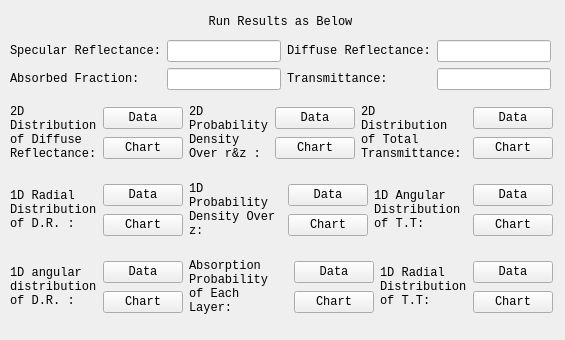
Old version of the form mainwidgets/runresults.ui in the repository SimonCqk/Photon_Propagation_Simulation.
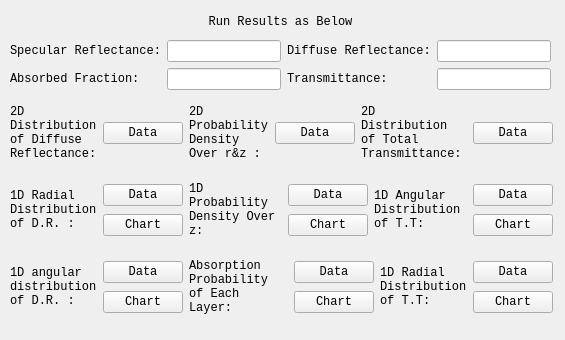
New version of the form.

What changed in the file:
```diff
--- a/mainwidgets/runresults.ui
+++ b/mainwidgets/runresults.ui
@@ -197,18 +197,6 @@
             </property>
            </widget>
           </item>
-          <item>
-           <widget class="QPushButton" name="View_diff_reflect_2d_Chart">
-            <property name="font">
-             <font>
-              <family>Consolas</family>
-             </font>
-            </property>
-            <property name="text">
-             <string>Chart</string>
-            </property>
-           </widget>
-          </item>
          </layout>
         </item>
         <item>
@@ -242,18 +230,6 @@
               </property>
              </widget>
             </item>
-            <item>
-             <widget class="QPushButton" name="View_2D_Prob_rz_Chart">
-              <property name="font">
-               <font>
-                <family>Consolas</family>
-               </font>
-              </property>
-              <property name="text">
-               <string>Chart</string>
-              </property>
-             </widget>
-            </item>
            </layout>
           </item>
           <item>
@@ -285,18 +261,6 @@
               </property>
              </widget>
             </item>
-            <item>
-             <widget class="QPushButton" name="View_total_trans_2d_Chart">
-              <property name="font">
-               <font>
-                <family>Consolas</family>
-               </font>
-              </property>
-              <property name="text">
-               <string>Chart</string>
-              </property>
-             </widget>
-            </item>
            </layout>
           </item>
          </layout>
```
